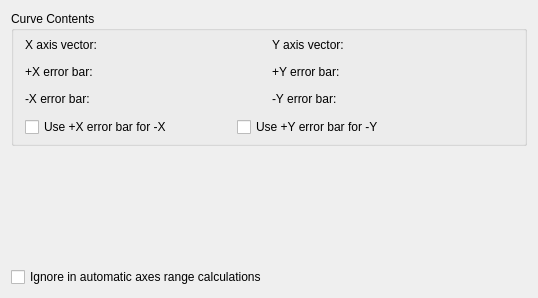
Kst-plot/kst, file src/libkstapp/curvetab.ui: the form before one commit.
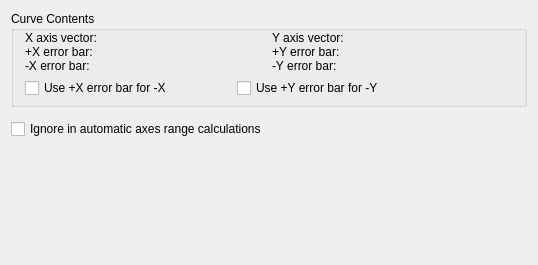
The form after the commit. Custom widgets are drawn as their Qt base class.

Commit message: Fix layout of CurveTab.

```diff
--- a/src/libkstapp/curvetab.ui
+++ b/src/libkstapp/curvetab.ui
@@ -6,7 +6,7 @@
     <x>0</x>
     <y>0</y>
     <width>538</width>
-    <height>298</height>
+    <height>265</height>
    </rect>
   </property>
   <layout class="QVBoxLayout" name="verticalLayout_2" >
@@ -197,6 +197,19 @@
      </item>
     </layout>
    </item>
+   <item>
+    <spacer name="verticalSpacer" >
+     <property name="orientation" >
+      <enum>Qt::Vertical</enum>
+     </property>
+     <property name="sizeHint" stdset="0" >
+      <size>
+       <width>20</width>
+       <height>87</height>
+      </size>
+     </property>
+    </spacer>
+   </item>
   </layout>
  </widget>
  <layoutdefault spacing="6" margin="11" />
```
